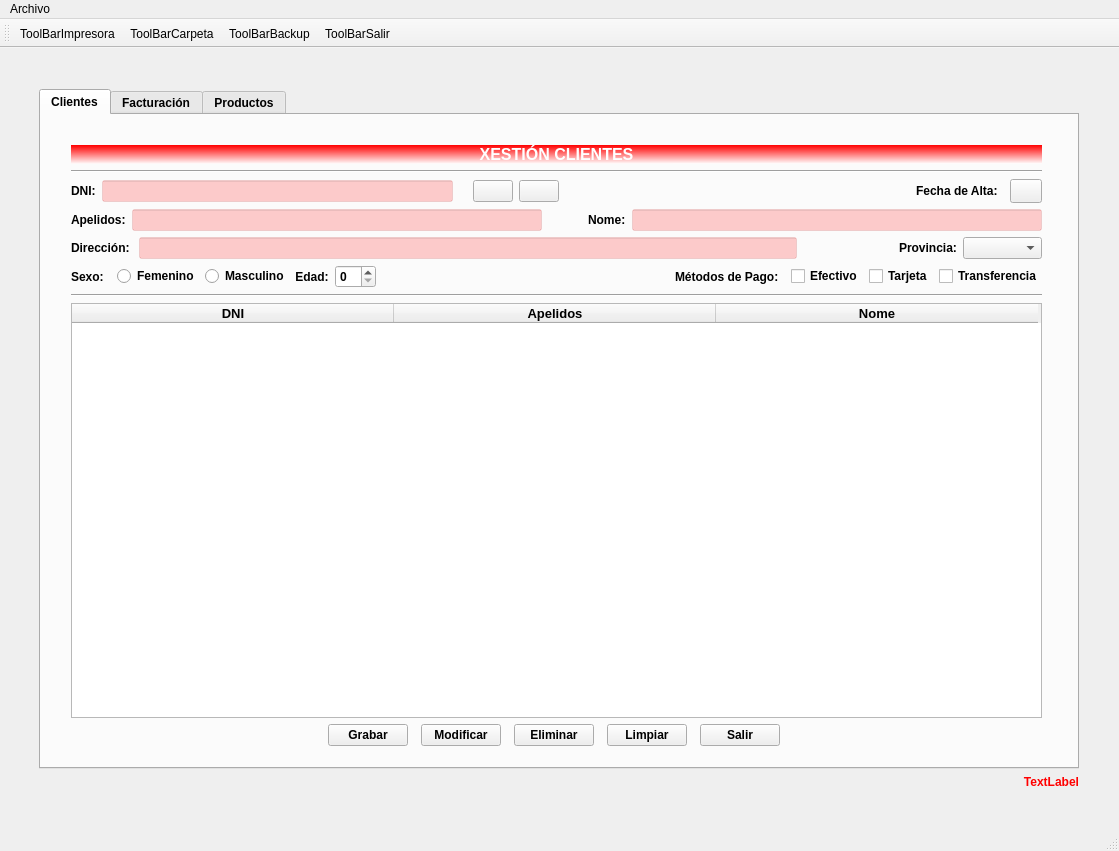
JaviusssBesi/BESADAPEREZ, file ventana.ui: the form before one commit.
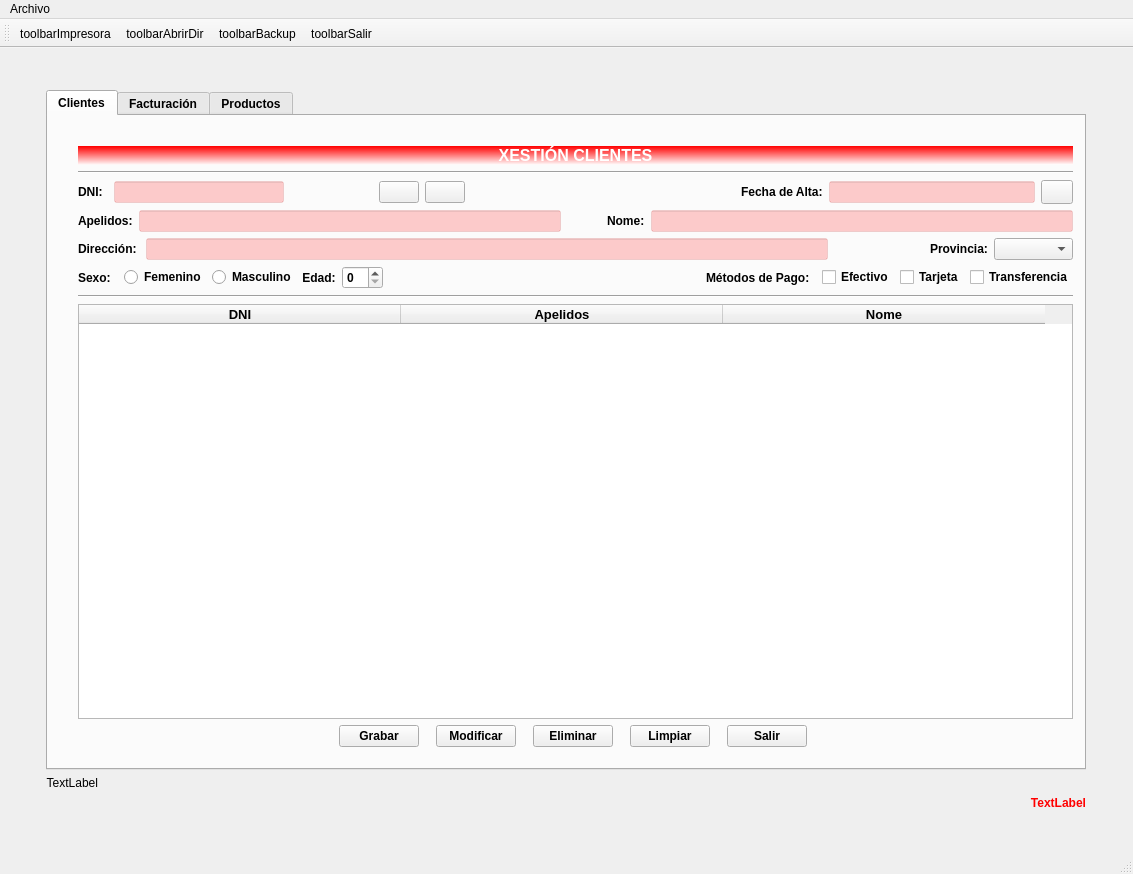
The form after the commit. Icons and pictures are not drawn.

The edit to the form file:
```diff
--- a/ventana.ui
+++ b/ventana.ui
@@ -6,8 +6,8 @@
    <rect>
     <x>0</x>
     <y>0</y>
-    <width>1119</width>
-    <height>851</height>
+    <width>1133</width>
+    <height>874</height>
    </rect>
   </property>
   <property name="windowTitle">
@@ -27,43 +27,9 @@
     <bool>false</bool>
    </property>
    <layout class="QGridLayout" name="gridLayout_7">
-    <property name="sizeConstraint">
-     <enum>QLayout::SetDefaultConstraint</enum>
-    </property>
-    <item row="0" column="0">
+    <item row="1" column="1" rowspan="2">
      <layout class="QGridLayout" name="gridLayout_6">
-      <item row="2" column="1">
-       <widget class="QLabel" name="lblstatus">
-        <property name="minimumSize">
-         <size>
-          <width>1040</width>
-          <height>13</height>
-         </size>
-        </property>
-        <property name="maximumSize">
-         <size>
-          <width>1041</width>
-          <height>14</height>
-         </size>
-        </property>
-        <property name="font">
-         <font>
-          <weight>75</weight>
-          <bold>true</bold>
-         </font>
-        </property>
-        <property name="styleSheet">
-         <string notr="true">color: rgb(255, 0, 0);</string>
-        </property>
-        <property name="text">
-         <string>TextLabel</string>
-        </property>
-        <property name="alignment">
-         <set>Qt::AlignRight|Qt::AlignTrailing|Qt::AlignVCenter</set>
-        </property>
-       </widget>
-      </item>
-      <item row="1" column="1">
+      <item row="0" column="0">
        <widget class="QTabWidget" name="tabWidget">
         <property name="sizePolicy">
          <sizepolicy hsizetype="Fixed" vsizetype="Fixed">
@@ -101,7 +67,7 @@
            <rect>
             <x>30</x>
             <y>30</y>
-            <width>971</width>
+            <width>995</width>
             <height>601</height>
            </rect>
           </property>
@@ -137,6 +103,83 @@
            <item row="2" column="0">
             <layout class="QGridLayout" name="gridLayout_3">
              <item row="0" column="4">
+              <widget class="QPushButton" name="btnBuscarCli">
+               <property name="sizePolicy">
+                <sizepolicy hsizetype="Fixed" vsizetype="Fixed">
+                 <horstretch>0</horstretch>
+                 <verstretch>0</verstretch>
+                </sizepolicy>
+               </property>
+               <property name="text">
+                <string/>
+               </property>
+               <property name="icon">
+                <iconset>
+                 <normaloff>img/lupa.png</normaloff>img/lupa.png</iconset>
+               </property>
+               <property name="iconSize">
+                <size>
+                 <width>24</width>
+                 <height>24</height>
+                </size>
+               </property>
+              </widget>
+             </item>
+             <item row="0" column="0">
+              <widget class="QLabel" name="lblDni">
+               <property name="sizePolicy">
+                <sizepolicy hsizetype="Minimum" vsizetype="Preferred">
+                 <horstretch>0</horstretch>
+                 <verstretch>0</verstretch>
+                </sizepolicy>
+               </property>
+               <property name="maximumSize">
+                <size>
+                 <width>30</width>
+                 <height>16777215</height>
+                </size>
+               </property>
+               <property name="font">
+                <font>
+                 <weight>75</weight>
+                 <bold>true</bold>
+                </font>
+               </property>
+               <property name="text">
+                <string>DNI:</string>
+               </property>
+              </widget>
+             </item>
+             <item row="0" column="9">
+              <widget class="QPushButton" name="btnCalendar">
+               <property name="sizePolicy">
+                <sizepolicy hsizetype="Fixed" vsizetype="Fixed">
+                 <horstretch>0</horstretch>
+                 <verstretch>0</verstretch>
+                </sizepolicy>
+               </property>
+               <property name="maximumSize">
+                <size>
+                 <width>32</width>
+                 <height>32</height>
+                </size>
+               </property>
+               <property name="text">
+                <string/>
+               </property>
+               <property name="icon">
+                <iconset>
+                 <normaloff>img/calendar.png</normaloff>img/calendar.png</iconset>
+               </property>
+               <property name="iconSize">
+                <size>
+                 <width>30</width>
+                 <height>30</height>
+                </size>
+               </property>
+              </widget>
+             </item>
+             <item row="0" column="5">
               <widget class="QPushButton" name="btnReloadCli">
                <property name="sizePolicy">
                 <sizepolicy hsizetype="Fixed" vsizetype="Fixed">
@@ -159,14 +202,26 @@
                </property>
               </widget>
              </item>
-             <item row="0" column="1">
-              <widget class="QLineEdit" name="editDni">
-               <property name="styleSheet">
-                <string notr="true">background-color: rgba(255, 0, 0, 50);</string>
+             <item row="0" column="7">
+              <widget class="QLabel" name="lblClialta">
+               <property name="sizePolicy">
+                <sizepolicy hsizetype="Maximum" vsizetype="Fixed">
+                 <horstretch>0</horstretch>
+                 <verstretch>0</verstretch>
+                </sizepolicy>
+               </property>
+               <property name="font">
+                <font>
+                 <weight>75</weight>
+                 <bold>true</bold>
+                </font>
+               </property>
+               <property name="text">
+                <string>Fecha de Alta:</string>
                </property>
               </widget>
              </item>
-             <item row="0" column="7">
+             <item row="0" column="8">
               <widget class="QLineEdit" name="editClialta">
                <property name="sizePolicy">
                 <sizepolicy hsizetype="Ignored" vsizetype="Fixed">
@@ -194,6 +249,31 @@
                </property>
               </widget>
              </item>
+             <item row="0" column="1">
+              <widget class="QLineEdit" name="editDni">
+               <property name="sizePolicy">
+                <sizepolicy hsizetype="Preferred" vsizetype="Fixed">
+                 <horstretch>0</horstretch>
+                 <verstretch>0</verstretch>
+                </sizepolicy>
+               </property>
+               <property name="minimumSize">
+                <size>
+                 <width>170</width>
+                 <height>0</height>
+                </size>
+               </property>
+               <property name="maximumSize">
+                <size>
+                 <width>170</width>
+                 <height>16777215</height>
+                </size>
+               </property>
+               <property name="styleSheet">
+                <string notr="true">background-color: rgba(255, 0, 0, 50);</string>
+               </property>
+              </widget>
+             </item>
              <item row="0" column="2">
               <widget class="QLabel" name="lblValidar">
                <property name="sizePolicy">
@@ -216,102 +296,37 @@
                </property>
               </widget>
              </item>
-             <item row="0" column="5">
+             <item row="0" column="6">
               <spacer name="horizontalSpacer_3">
                <property name="orientation">
                 <enum>Qt::Horizontal</enum>
                </property>
+               <property name="sizeType">
+                <enum>QSizePolicy::Fixed</enum>
+               </property>
                <property name="sizeHint" stdset="0">
                 <size>
-                 <width>40</width>
+                 <width>270</width>
                  <height>20</height>
                 </size>
                </property>
               </spacer>
              </item>
-             <item row="0" column="6">
-              <widget class="QLabel" name="lblClialta">
-               <property name="sizePolicy">
-                <sizepolicy hsizetype="Maximum" vsizetype="Fixed">
-                 <horstretch>0</horstretch>
-                 <verstretch>0</verstretch>
-                </sizepolicy>
-               </property>
-               <property name="font">
-                <font>
-                 <weight>75</weight>
-                 <bold>true</bold>
-                </font>
-               </property>
-               <property name="text">
-                <string>Fecha de Alta:</string>
-               </property>
-              </widget>
-             </item>
-             <item row="0" column="0">
-              <widget class="QLabel" name="lblDni">
-               <property name="font">
-                <font>
-                 <weight>75</weight>
-                 <bold>true</bold>
-                </font>
-               </property>
-               <property name="text">
-                <string>DNI:</string>
-               </property>
-              </widget>
-             </item>
-             <item row="0" column="8">
-              <widget class="QPushButton" name="btnCalendar">
-               <property name="sizePolicy">
-                <sizepolicy hsizetype="Fixed" vsizetype="Fixed">
-                 <horstretch>0</horstretch>
-                 <verstretch>0</verstretch>
-                </sizepolicy>
-               </property>
-               <property name="maximumSize">
-                <size>
-                 <width>32</width>
-                 <height>32</height>
-                </size>
-               </property>
-               <property name="text">
-                <string/>
-               </property>
-               <property name="icon">
-                <iconset>
-                 <normaloff>img/calendar.png</normaloff>img/calendar.png</iconset>
-               </property>
-               <property name="iconSize">
-                <size>
-                 <width>30</width>
-                 <height>30</height>
-                </size>
-               </property>
-              </widget>
-             </item>
              <item row="0" column="3">
-              <widget class="QPushButton" name="btnBuscarCli">
-               <property name="sizePolicy">
-                <sizepolicy hsizetype="Fixed" vsizetype="Fixed">
-                 <horstretch>0</horstretch>
-                 <verstretch>0</verstretch>
-                </sizepolicy>
+              <spacer name="horizontalSpacer_7">
+               <property name="orientation">
+                <enum>Qt::Horizontal</enum>
                </property>
-               <property name="text">
-                <string/>
+               <property name="sizeType">
+                <enum>QSizePolicy::Fixed</enum>
                </property>
-               <property name="icon">
-                <iconset>
-                 <normaloff>img/lupa.png</normaloff>img/lupa.png</iconset>
-               </property>
-               <property name="iconSize">
+               <property name="sizeHint" stdset="0">
                 <size>
-                 <width>24</width>
-                 <height>24</height>
+                 <width>75</width>
+                 <height>10</height>
                 </size>
                </property>
-              </widget>
+              </spacer>
              </item>
             </layout>
            </item>
@@ -699,34 +714,81 @@
        </widget>
       </item>
       <item row="1" column="0">
-       <spacer name="horizontalSpacer_4">
-        <property name="orientation">
-         <enum>Qt::Horizontal</enum>
+       <widget class="QLabel" name="lblstatusdate">
+        <property name="sizePolicy">
+         <sizepolicy hsizetype="Fixed" vsizetype="Preferred">
+          <horstretch>0</horstretch>
+          <verstretch>0</verstretch>
+         </sizepolicy>
         </property>
-        <property name="sizeHint" stdset="0">
-         <size>
-          <width>40</width>
-          <height>20</height>
-         </size>
+        <property name="text">
+         <string>TextLabel</string>
         </property>
-       </spacer>
+        <property name="alignment">
+         <set>Qt::AlignRight|Qt::AlignTrailing|Qt::AlignVCenter</set>
+        </property>
+       </widget>
       </item>
-      <item row="0" column="1">
-       <spacer name="verticalSpacer">
-        <property name="orientation">
-         <enum>Qt::Vertical</enum>
+      <item row="2" column="0">
+       <widget class="QLabel" name="lblstatus">
+        <property name="minimumSize">
+         <size>
+          <width>1040</width>
+          <height>13</height>
+         </size>
         </property>
-        <property name="sizeHint" stdset="0">
+        <property name="maximumSize">
          <size>
-          <width>20</width>
-          <height>40</height>
+          <width>1041</width>
+          <height>14</height>
          </size>
         </property>
-       </spacer>
+        <property name="font">
+         <font>
+          <weight>75</weight>
+          <bold>true</bold>
+         </font>
+        </property>
+        <property name="styleSheet">
+         <string notr="true">color: rgb(255, 0, 0);</string>
+        </property>
+        <property name="text">
+         <string>TextLabel</string>
+        </property>
+        <property name="alignment">
+         <set>Qt::AlignRight|Qt::AlignTrailing|Qt::AlignVCenter</set>
+        </property>
+       </widget>
       </item>
      </layout>
     </item>
+    <item row="1" column="0">
+     <spacer name="horizontalSpacer_4">
+      <property name="orientation">
+       <enum>Qt::Horizontal</enum>
+      </property>
+      <property name="sizeHint" stdset="0">
+       <size>
+        <width>40</width>
+        <height>20</height>
+       </size>
+      </property>
+     </spacer>
+    </item>
     <item row="0" column="1">
+     <spacer name="verticalSpacer">
+      <property name="orientation">
+       <enum>Qt::Vertical</enum>
+      </property>
+      <property name="sizeHint" stdset="0">
+       <size>
+        <width>20</width>
+        <height>40</height>
+       </size>
+      </property>
+     </spacer>
+    </item>
+    <item row="1" column="2">
      <spacer name="horizontalSpacer_6">
       <property name="orientation">
        <enum>Qt::Horizontal</enum>
@@ -739,7 +801,7 @@
       </property>
      </spacer>
     </item>
-    <item row="1" column="0">
+    <item row="3" column="1">
      <spacer name="verticalSpacer_2">
       <property name="orientation">
        <enum>Qt::Vertical</enum>
@@ -759,15 +821,15 @@
     <rect>
      <x>0</x>
      <y>0</y>
-     <width>1119</width>
-     <height>21</height>
+     <width>1133</width>
+     <height>26</height>
     </rect>
    </property>
    <widget class="QMenu" name="menuArchivo">
     <property name="title">
      <string>Archivo</string>
     </property>
-    <addaction name="actionSalir"/>
+    <addaction name="menubarSalir"/>
    </widget>
    <addaction name="menuArchivo"/>
   </widget>
@@ -782,66 +844,66 @@
    <attribute name="toolBarBreak">
     <bool>false</bool>
    </attribute>
-   <addaction name="actionToolBarImpresora"/>
-   <addaction name="actionToolBarCarpeta"/>
-   <addaction name="actionToolBarBackup"/>
-   <addaction name="actionToolBarSalir"/>
+   <addaction name="toolbarImpresora"/>
+   <addaction name="toolbarAbrirDir"/>
+   <addaction name="toolbarBackup"/>
+   <addaction name="toolbarSalir"/>
   </widget>
-  <action name="actionToolBarSalir">
+  <action name="toolbarSalir">
    <property name="icon">
     <iconset>
      <activeon>:/salir/iconsalir.png</activeon>
     </iconset>
    </property>
    <property name="text">
-    <string>ToolBarSalir</string>
+    <string>toolbarSalir</string>
    </property>
    <property name="toolTip">
     <string>&lt;html&gt;&lt;head/&gt;&lt;body&gt;&lt;p&gt;&lt;img src=&quot;:/salir/iconsalir.png&quot;/&gt;&lt;/p&gt;&lt;/body&gt;&lt;/html&gt;</string>
    </property>
   </action>
-  <action name="actionToolBarBackup">
+  <action name="toolbarBackup">
    <property name="icon">
     <iconset>
      <activeon>:/backup/backup32.png</activeon>
     </iconset>
    </property>
    <property name="text">
-    <string>ToolBarBackup</string>
+    <string>toolbarBackup</string>
    </property>
    <property name="toolTip">
     <string>&lt;html&gt;&lt;head/&gt;&lt;body&gt;&lt;p&gt;&lt;img src=&quot;:/backup/backup32.png&quot;/&gt;&lt;/p&gt;&lt;/body&gt;&lt;/html&gt;</string>
    </property>
   </action>
-  <action name="actionToolBarCarpeta">
+  <action name="toolbarAbrirDir">
    <property name="icon">
     <iconset>
      <activeon>:/carpeta/abrircarpeta.png</activeon>
     </iconset>
    </property>
    <property name="text">
-    <string>ToolBarCarpeta</string>
+    <string>toolbarAbrirDir</string>
    </property>
    <property name="toolTip">
     <string>&lt;html&gt;&lt;head/&gt;&lt;body&gt;&lt;p&gt;&lt;img src=&quot;:/carpeta/abrircarpeta.png&quot;/&gt;&lt;/p&gt;&lt;/body&gt;&lt;/html&gt;</string>
    </property>
   </action>
-  <action name="actionToolBarImpresora">
+  <action name="toolbarImpresora">
    <property name="icon">
     <iconset>
      <activeon>:/impresora/impresora.png</activeon>
     </iconset>
    </property>
    <property name="text">
-    <string>ToolBarImpresora</string>
+    <string>toolbarImpresora</string>
    </property>
    <property name="toolTip">
     <string>&lt;html&gt;&lt;head/&gt;&lt;body&gt;&lt;p&gt;&lt;img src=&quot;:/impresora/impresora.png&quot;/&gt;&lt;/p&gt;&lt;/body&gt;&lt;/html&gt;</string>
    </property>
   </action>
-  <action name="actionSalir">
+  <action name="menubarSalir">
    <property name="text">
-    <string>Salir</string>
+    <string>menubarSalir</string>
    </property>
    <property name="shortcut">
     <string>Alt+S</string>
```
Left out of the diff: 1 changed line with no effect on the pictures.
